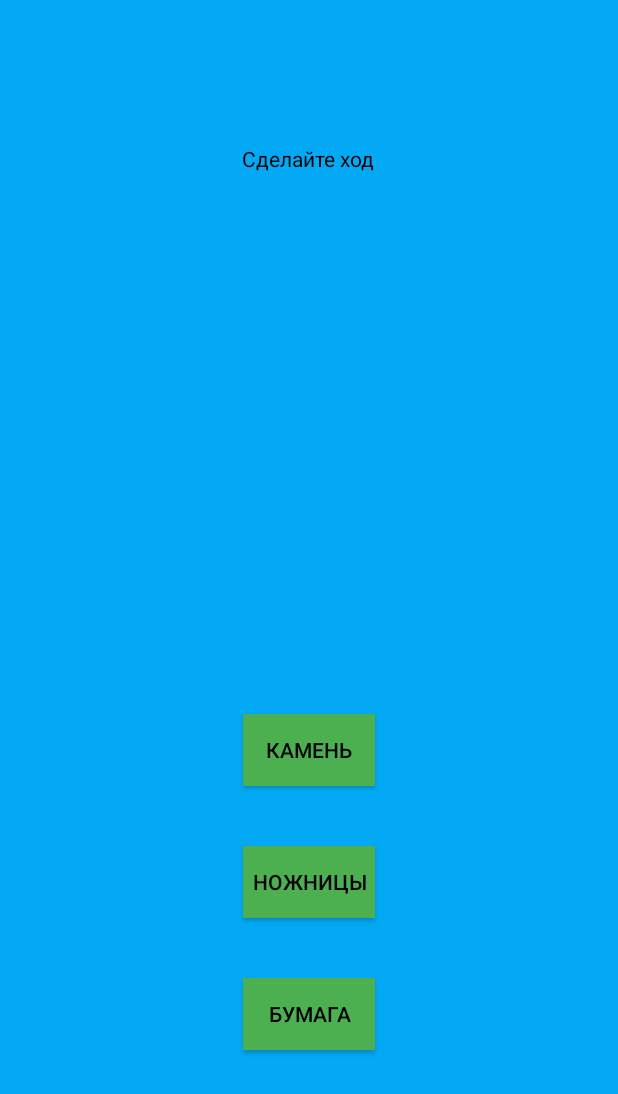
After one commit to AIxdddd/Android, an Android app: the GameActivity screen opened directly, with no data from a screen before it, on a phone screen of 412 x 824 dp. The commit adds this screen. Shown: the top 1094 px of the screen. Run offline under Robolectric (Android 15) with nearby library versions, the phone set to English and light mode, and no system bars.

Commit message:
Lab5 and lab6

```diff
--- a/app/build.gradle.kts
+++ b/app/build.gradle.kts
@@ -16,7 +16,9 @@ android {
 
         testInstrumentationRunner = "androidx.test.runner.AndroidJUnitRunner"
     }
-
+    buildFeatures {
+        viewBinding = true
+    }
     buildTypes {
         release {
             isMinifyEnabled = false
@@ -26,6 +28,7 @@ android {
             )
         }
     }
+
     compileOptions {
         sourceCompatibility = JavaVersion.VERSION_11
         targetCompatibility = JavaVersion.VERSION_11
--- a/app/src/main/AndroidManifest.xml
+++ b/app/src/main/AndroidManifest.xml
@@ -2,6 +2,7 @@
 <manifest xmlns:android="http://schemas.android.com/apk/res/android"
     xmlns:tools="http://schemas.android.com/tools"
     package="com.example.lab1">
+    <uses-permission android:name="android.permission.VIBRATE" />
     <application
 
         android:allowBackup="true"
@@ -49,6 +50,10 @@
             android:name=".AdminActivity"
             android:exported="true">
         </activity>
+        <activity
+            android:name=".GameActivity"
+            android:exported="true">
+        </activity>
 </application>
 
 </manifest>
--- /dev/null
+++ b/app/src/main/java/com/example/lab1/GameActivity.kt
@@ -0,0 +1,104 @@
+package com.example.lab1
+
+import android.app.Activity
+import android.content.Context
+import android.content.SharedPreferences
+import android.os.Build
+import android.os.Bundle
+import android.os.VibrationEffect
+import android.os.Vibrator
+import android.view.View
+import android.widget.Button
+import android.widget.TextView
+import kotlin.random.Random
+
+class GameActivity: Activity() {
+
+    private lateinit var sharedPreferences: SharedPreferences
+    private lateinit var dbHelper: DatabaseHelper
+
+    override fun onCreate(savedInstanceState: Bundle?) {
+        super.onCreate(savedInstanceState)
+        sharedPreferences = getSharedPreferences("app_prefs", Context.MODE_PRIVATE)
+        dbHelper = DatabaseHelper(this)
+
+
+        when (dbHelper.getUserTheme(sharedPreferences.getLong("current_user_id", -1))) {
+            "dark" -> setTheme(R.style.Theme_Lab1_Dark)
+            else -> setTheme(R.style.Theme_Lab1_Light)
+        }
+        setContentView(R.layout.game)
+        val rockButton = findViewById<Button>(R.id.button15)
+        val paperButton = findViewById<Button>(R.id.button18)
+        val scissorsButton = findViewById<Button>(R.id.button16)
+        val enemyField = findViewById<TextView>(R.id.textView11)
+        val textField = findViewById<TextView>(R.id.textView10)
+        rockButton.setOnClickListener {
+            var randomNumber = Random.nextInt(1, 4)
+            when (randomNumber){
+                1 -> enemyField.text = "Ход противника:\nкамень"
+                2 -> enemyField.text = "Ход противника:\nбумага"
+                3 -> enemyField.text = "Ход противника:\nножницы"
+            }
+            enemyField.visibility = View.VISIBLE
+            textField.text=game("rock",1,randomNumber)
+
+        }
+
+        paperButton.setOnClickListener {
+            var randomNumber = Random.nextInt(1, 4)
+            when (randomNumber){
+                1 -> enemyField.text = "Ход противника:\nкамень"
+                2 -> enemyField.text = "Ход противника:\nбумага"
+                3 -> enemyField.text = "Ход противника:\nножницы"
+            }
+            enemyField.visibility = View.VISIBLE
+            textField.text=game("paper",2,randomNumber)
+        }
+        scissorsButton.setOnClickListener {
+            var randomNumber = Random.nextInt(1, 4)
+            when (randomNumber){
+                1 -> enemyField.text = "Ход противника:\nкамень"
+                2 -> enemyField.text = "Ход противника:\nбумага"
+                3 -> enemyField.text = "Ход противника:\nножницы"
+            }
+            enemyField.visibility = View.VISIBLE
+            textField.text=game("scissors",3,randomNumber)
+        }
+
+
+
+
+
+
+    }
+    private fun game(a: String, b: Int , randomNumber: Int): String {
+        var result = "победа"
+        var enemy = "a"
+
+        if (b == randomNumber){
+            return("Ничья")
+        }
+        if ((b == 1) and (randomNumber == 3) ){
+            return("Победа")
+        }
+        if ((b == 2) and (randomNumber == 1) ){
+            return("Победа")
+        }
+        if ((b == 3) and (randomNumber == 2) ){
+            return("Победа")
+        }
+
+        val v = getSystemService(VIBRATOR_SERVICE) as Vibrator
+
+// Vibrate for 500 milliseconds
+        if (Build.VERSION.SDK_INT >= Build.VERSION_CODES.O) {
+            v.vibrate(VibrationEffect.createOneShot(500, VibrationEffect.DEFAULT_AMPLITUDE))
+        } else {
+            //deprecated in API 26
+            v.vibrate(500)
+        }
+        return "Поражение"
+
+    }
+}
--- a/app/src/main/java/com/example/lab1/LoginActivity.kt
+++ b/app/src/main/java/com/example/lab1/LoginActivity.kt
@@ -42,8 +42,9 @@ class LoginActivity : Activity() {
         enterButton.setOnClickListener {
             val login = logField.text.toString()
             val password = passwordField.text.toString()
-
+            Thread {
                 val user = dbHelper.getUser(login, password)
+                runOnUiThread {
                     if (user != null) {
                         // Сохраняем данные пользователя в SharedPreferences
                         with(sharedPreferences.edit()) {
@@ -65,6 +66,8 @@ class LoginActivity : Activity() {
                     } else {
                         Toast.makeText(this, "Неверный логин или пароль", Toast.LENGTH_SHORT).show()
                     }
+                }
+            }.start()
         }
 
         regButton.setOnClickListener {
--- /dev/null
+++ b/app/src/main/res/layout/game.xml
@@ -0,0 +1,63 @@
+<?xml version="1.0" encoding="utf-8"?>
+<androidx.constraintlayout.widget.ConstraintLayout xmlns:android="http://schemas.android.com/apk/res/android"
+    xmlns:app="http://schemas.android.com/apk/res-auto"
+    xmlns:tools="http://schemas.android.com/tools"
+    android:layout_width="match_parent"
+    android:layout_height="match_parent">
+
+    <Button
+        android:id="@+id/button15"
+        android:layout_width="wrap_content"
+        android:layout_height="wrap_content"
+        android:layout_marginTop="245dp"
+        android:background="?android:attr/colorBackground"
+        android:text="Камень"
+        app:layout_constraintEnd_toEndOf="parent"
+        app:layout_constraintStart_toStartOf="parent"
+        app:layout_constraintTop_toBottomOf="@+id/textView11" />
+
+    <Button
+        android:id="@+id/button16"
+        android:layout_width="wrap_content"
+        android:layout_height="wrap_content"
+        android:layout_marginTop="40dp"
+        android:background="?android:attr/colorBackground"
+        android:text="ножницы"
+        app:layout_constraintEnd_toEndOf="parent"
+        app:layout_constraintStart_toStartOf="parent"
+        app:layout_constraintTop_toBottomOf="@+id/button15" />
+
+    <TextView
+        android:id="@+id/textView10"
+        android:layout_width="wrap_content"
+        android:layout_height="wrap_content"
+        android:layout_marginTop="96dp"
+        android:text="Сделайте ход"
+        app:layout_constraintEnd_toEndOf="parent"
+        app:layout_constraintHorizontal_bias="0.498"
+        app:layout_constraintStart_toStartOf="parent"
+        app:layout_constraintTop_toTopOf="parent" />
+
+    <Button
+        android:id="@+id/button18"
+        android:layout_width="wrap_content"
+        android:layout_height="wrap_content"
+        android:layout_marginTop="40dp"
+        android:background="?android:attr/colorBackground"
+        android:text="бумага"
+        app:layout_constraintEnd_toEndOf="parent"
+        app:layout_constraintStart_toStartOf="parent"
+        app:layout_constraintTop_toBottomOf="@+id/button16" />
+
+    <TextView
+        android:id="@+id/textView11"
+        android:layout_width="wrap_content"
+        android:layout_height="wrap_content"
+        android:layout_marginTop="96dp"
+        android:text="Противник выбрал:"
+        android:visibility="invisible"
+        app:layout_constraintEnd_toEndOf="parent"
+        app:layout_constraintHorizontal_bias="0.498"
+        app:layout_constraintStart_toStartOf="parent"
+        app:layout_constraintTop_toBottomOf="@+id/textView10" />
+</androidx.constraintlayout.widget.ConstraintLayout>
```
Also changed, not shown: app/src/main/java/com/example/lab1/AdminActivity.kt (+12 -6 lines), app/src/main/java/com/example/lab1/MenuActivity.kt (+8 -2 lines), app/src/main/java/com/example/lab1/OptionsActivity.kt (+4 -6 lines), app/src/main/java/com/example/lab1/ProfileActivity.kt (+17 -9 lines), app/src/main/java/com/example/lab1/RegisterActivity.kt (+23 -4 lines), app/src/main/res/layout/profile.xml (+11 -14 lines). Lines whose indentation alone changed are shown as unchanged.
